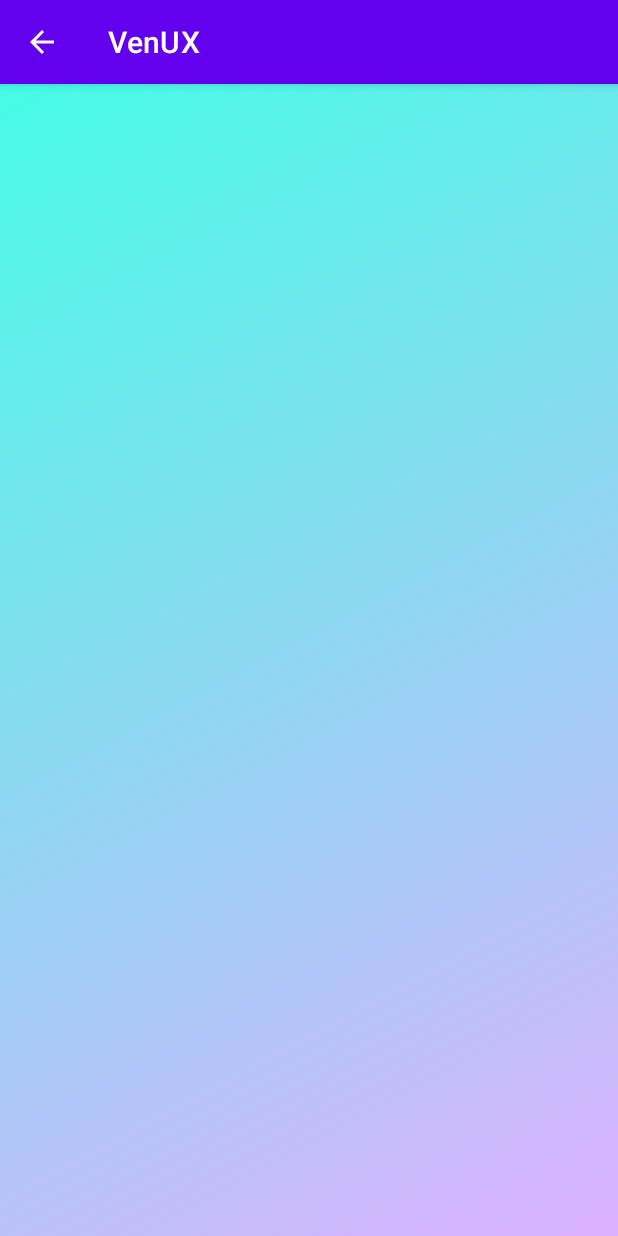
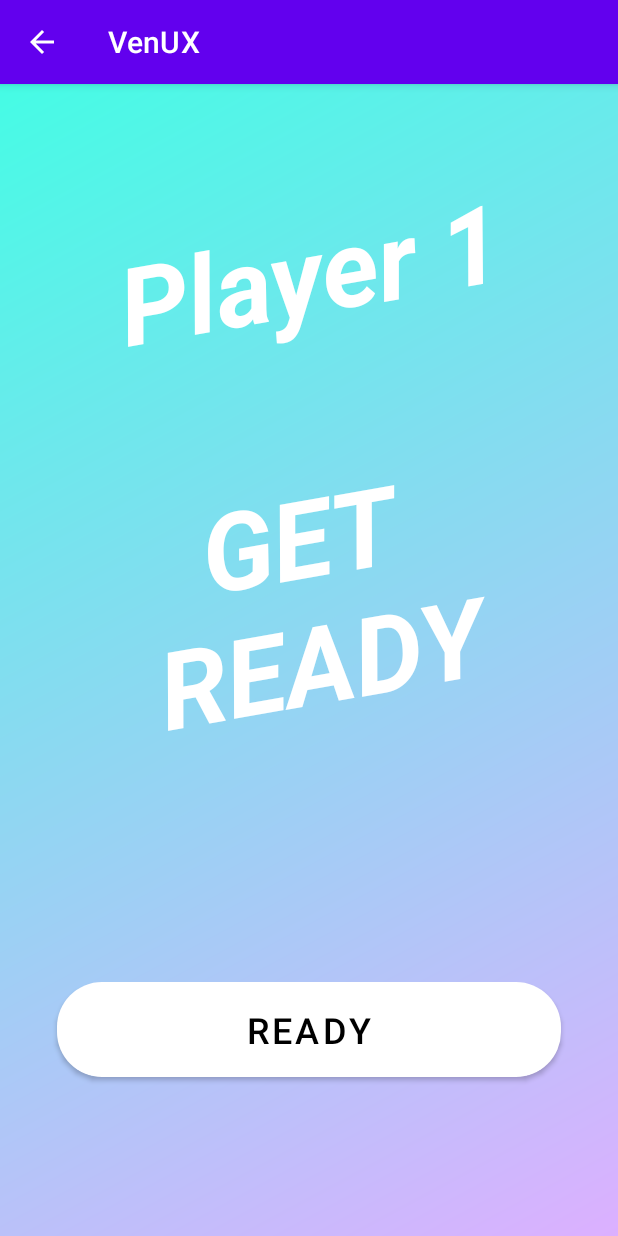
Before and after one commit to myllern/VenUX, an Android app: the PlayGameActivity screen opened directly, with no data from a screen before it, on a phone screen of 412 x 824 dp. Run offline under Robolectric (Android 15) with nearby library versions, the phone set to English and light mode, and no system bars.

Commit message:
Game now works to play with semi estethically pleasing background

```diff
--- a/app/src/main/java/com/example/venux/activities/PlayerSetupActivity.java
+++ b/app/src/main/java/com/example/venux/activities/PlayerSetupActivity.java
@@ -72,6 +72,7 @@ public class PlayerSetupActivity extends AppCompatActivity {
 
 
 
+
     /*public String getPlayer(int id) {
 
         Cursor data = controller.db.getData(id);
--- a/app/src/main/res/layout/activity_main.xml
+++ b/app/src/main/res/layout/activity_main.xml
@@ -10,7 +10,7 @@
     tools:context=".activities.MainActivity">
 
     <TextView
-        android:id="@+id/playerSetup_title"
+        android:id="@+id/activity_play_game_player_name"
         android:layout_width="259dp"
         android:layout_height="186dp"
         android:layout_marginTop="64dp"
@@ -47,7 +47,7 @@
         app:layout_constraintEnd_toEndOf="parent"
         app:layout_constraintHorizontal_bias="0.498"
         app:layout_constraintStart_toStartOf="parent"
-        app:layout_constraintTop_toBottomOf="@+id/playerSetup_title"
+        app:layout_constraintTop_toBottomOf="@+id/activity_play_game_player_name"
         app:layout_constraintVertical_bias="0.718" />
 
 </androidx.constraintlayout.widget.ConstraintLayout>
--- a/app/src/main/res/layout/activity_play_game.xml
+++ b/app/src/main/res/layout/activity_play_game.xml
@@ -6,4 +6,74 @@
     android:layout_width="match_parent"
     android:layout_height="match_parent"
     android:background="@drawable/play_game_theme"
-    tools:context=".activities.PlayGameActivity"/>
+    tools:context=".activities.PlayGameActivity">
+
+
+    <TextView
+        android:id="@+id/activity_play_game_player_name"
+        android:layout_width="259dp"
+        android:layout_height="186dp"
+        android:layout_marginLeft="32dp"
+        android:layout_marginTop="32dp"
+        android:layout_marginRight="32dp"
+        android:layout_marginBottom="16dp"
+        android:gravity="center"
+        android:rotation="-10"
+        android:text="@string/player_1"
+        android:textAllCaps="false"
+        android:textColor="#FFFFFF"
+        android:textSize="72sp"
+        android:textStyle="bold|italic"
+        app:layout_constraintBottom_toTopOf="@+id/linearLayout"
+        app:layout_constraintLeft_toLeftOf="parent"
+        app:layout_constraintRight_toRightOf="parent"
+        app:layout_constraintTop_toTopOf="parent"
+        app:layout_constraintVertical_bias="0.621" />
+
+    <TextView
+        android:id="@+id/activity_play_game_game_info"
+        android:layout_width="259dp"
+        android:layout_height="186dp"
+        android:layout_marginLeft="32dp"
+        android:layout_marginTop="250dp"
+        android:layout_marginRight="32dp"
+        android:layout_marginBottom="16dp"
+        android:gravity="center"
+        android:rotation="-10"
+        android:text="@string/get_ready"
+        android:textAllCaps="false"
+        android:textColor="#FFFFFF"
+        android:textSize="72sp"
+        android:textStyle="bold|italic"
+        app:layout_constraintBottom_toTopOf="@+id/linearLayout"
+        app:layout_constraintLeft_toLeftOf="parent"
+        app:layout_constraintRight_toRightOf="parent"
+        app:layout_constraintTop_toTopOf="parent"
+        app:layout_constraintVertical_bias="0.621" />
+
+    <Button
+        android:id="@+id/activity_play_game_ready_button"
+        android:layout_width="wrap_content"
+        android:layout_height="wrap_content"
+        android:layout_marginStart="32dp"
+        android:layout_marginLeft="32dp"
+        android:layout_marginEnd="32dp"
+        android:layout_marginRight="32dp"
+        android:layout_marginBottom="100dp"
+        android:width="400dp"
+        android:height="75dp"
+        android:insetLeft="32dp"
+        android:insetRight="32dp"
+        android:onClick="readyClick"
+        android:text="@string/ready"
+        android:textColor="#000000"
+        android:textSize="24sp"
+        app:backgroundTint="#FFFFFF"
+        app:cornerRadius="30dp"
+        app:layout_constraintBottom_toBottomOf="parent"
+        app:layout_constraintEnd_toEndOf="parent"
+        app:layout_constraintHorizontal_bias="0.509"
+        app:layout_constraintStart_toStartOf="parent" />
+
+
+</androidx.constraintlayout.widget.ConstraintLayout>
--- a/app/src/main/res/layout/activity_player_setup.xml
+++ b/app/src/main/res/layout/activity_player_setup.xml
@@ -9,7 +9,7 @@
     tools:context=".activities.PlayerSetupActivity">
 
     <Button
-        android:id="@+id/playerSetup_btn_start"
+        android:id="@+id/activity_play_game_ready_button"
         android:layout_width="wrap_content"
         android:layout_height="wrap_content"
         android:layout_marginStart="32dp"
@@ -34,7 +34,7 @@
         app:layout_constraintVertical_bias="0.325" />
 
     <TextView
-        android:id="@+id/playerSetup_title"
+        android:id="@+id/activity_play_game_game_info"
         android:layout_width="259dp"
         android:layout_height="186dp"
         android:layout_marginLeft="32dp"
@@ -161,6 +161,6 @@
         app:layout_constraintBottom_toBottomOf="parent"
         app:layout_constraintEnd_toEndOf="parent"
         app:layout_constraintStart_toStartOf="parent"
-        app:layout_constraintTop_toBottomOf="@+id/playerSetup_btn_start" />
+        app:layout_constraintTop_toBottomOf="@+id/activity_play_game_ready_button" />
 
 </androidx.constraintlayout.widget.ConstraintLayout>
--- a/app/src/main/res/values/strings.xml
+++ b/app/src/main/res/values/strings.xml
@@ -14,5 +14,7 @@
     <string name="kopy_kopy">KOPY KOPY</string>
     <string name="player_1">Player 1</string>
     <string name="player_2">Player 2</string>
+    <string name="ready">Ready</string>
+    <string name="get_ready">GET READY</string>
 
 </resources>
```
Also changed, not shown: app/src/main/java/com/example/venux/activities/PlayGameActivity.java (+56 -31 lines).
